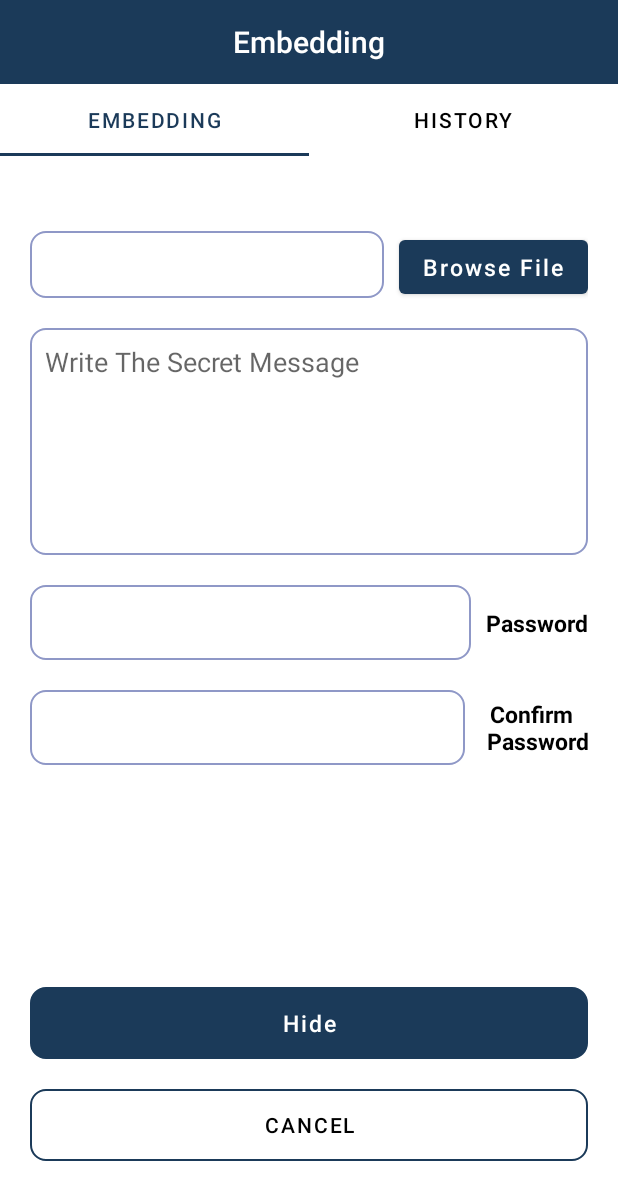
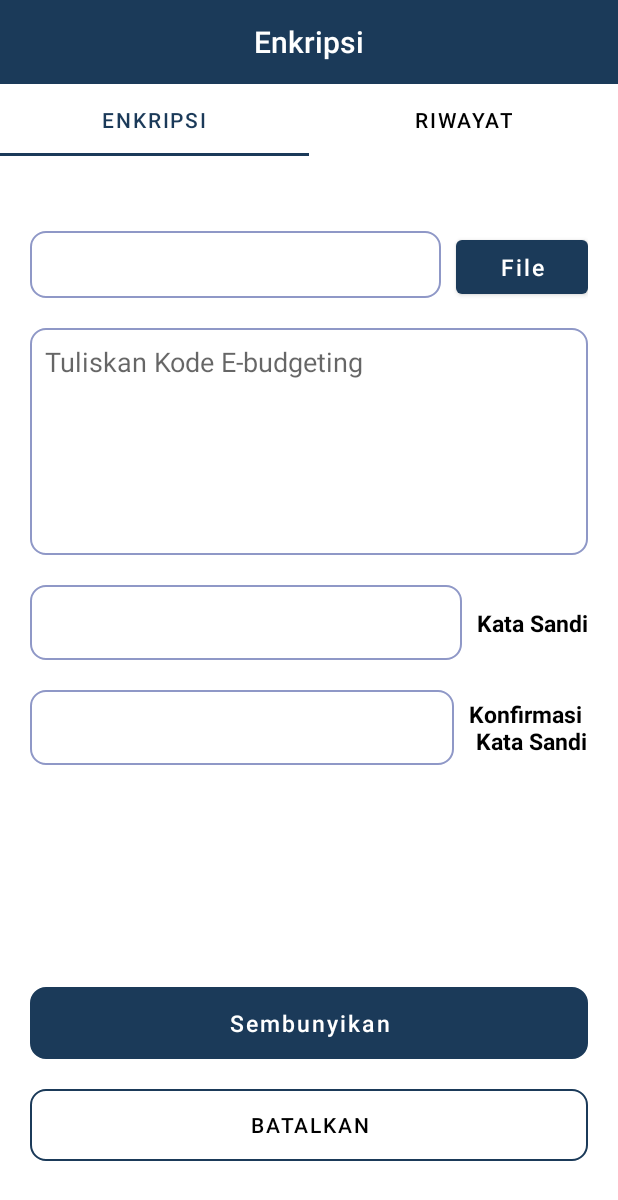
Before and after one commit to gentaprima/stegano-app, an Android app: the EmbeddingActivity screen opened directly, with no data from a screen before it, on a phone screen of 412 x 824 dp. Shown: the top 1200 px of the screen. Run offline under Robolectric (Android 15) with nearby library versions, the phone set to English and light mode, and no system bars.

Commit message:
indonesian language

```diff
--- a/app/src/main/java/com/example/steganoapp/ui/component/TabViewPageExtraction.java
+++ b/app/src/main/java/com/example/steganoapp/ui/component/TabViewPageExtraction.java
@@ -16,7 +16,7 @@ import com.example.steganoapp.ui.fragment.HistoryFrag;
 
 public class TabViewPageExtraction extends FragmentPagerAdapter {
     private Context context;
-    public  final static String title[] = {"Extraction","History"};
+    public  final static String title[] = {"Deskripsi","Riwayat"};
 
     public TabViewPageExtraction(@NonNull FragmentManager fm,Context context){
         super(fm);
@@ -37,7 +37,7 @@ public class TabViewPageExtraction extends FragmentPagerAdapter {
     @NonNull
     @Override
     public Fragment getItem(int position) {
-        Fragment fragment =null;
+        Fragment fragment;
         switch (position) {
             case 0:
                 fragment = Fragment.instantiate(context, ExtractionFrag.class.getName());
--- a/app/src/main/java/com/example/steganoapp/ui/component/TabViewPager.java
+++ b/app/src/main/java/com/example/steganoapp/ui/component/TabViewPager.java
@@ -17,7 +17,7 @@ import com.example.steganoapp.ui.fragment.HistoryFrag;
 public class TabViewPager extends FragmentPagerAdapter {
 
     private Context context;
-    public final static String title[]= {"Embedding","History"};
+    public final static String title[]= {"Enkripsi","Riwayat"};
 
     public TabViewPager(@NonNull FragmentManager fm,Context context) {
         super(fm);
--- a/app/src/main/java/com/example/steganoapp/ui/embedding/EmbeddingActivity.java
+++ b/app/src/main/java/com/example/steganoapp/ui/embedding/EmbeddingActivity.java
@@ -28,14 +28,14 @@ public class EmbeddingActivity extends AppCompatActivity {
         viewPager = findViewById(R.id.viewPager);
         tabLayout = findViewById(R.id.tabLayout);
         toolbarTitle = findViewById(R.id.toolbar_title);
-        tabLayout.addTab(tabLayout.newTab().setText("Embedding"));
-        tabLayout.addTab(tabLayout.newTab().setText("History"));
+        tabLayout.addTab(tabLayout.newTab().setText("Enkripsi"));
+        tabLayout.addTab(tabLayout.newTab().setText("Riwayat"));
         tabLayout.setTabGravity(TabLayout.GRAVITY_FILL);
 
         final TabViewPager tabViewPager = new TabViewPager(getSupportFragmentManager(),this);
         viewPager.setAdapter(tabViewPager);
         tabLayout.setupWithViewPager(viewPager);
-        toolbarTitle.setText(TabViewPager.title[0]);
+        toolbarTitle.setText("Enkripsi");
         tabLayout.addOnTabSelectedListener(new TabLayout.OnTabSelectedListener() {
             @Override
             public void onTabSelected(TabLayout.Tab tab) {
--- a/app/src/main/res/layout/activity_extraction.xml
+++ b/app/src/main/res/layout/activity_extraction.xml
@@ -53,7 +53,7 @@
                 android:layout_marginTop="20dp"
                 android:background="@drawable/border_input"
                 android:gravity="start"
-                android:hint="Your secret message"
+                android:hint="Kode E-budgeting"
                 android:inputType="textMultiLine"
                 android:lines="8"
                 android:maxLines="10"
@@ -91,7 +91,7 @@
                 android:padding="10dp"
                 android:inputType="textPassword"
                 android:imeOptions="actionNext"
-                android:hint="Input Password"
+                android:hint="Masukan kata sandi"
                 android:layout_marginTop="20dp"
                 app:layout_constraintEnd_toStartOf="@+id/btnRead"
                 app:layout_constraintStart_toStartOf="parent"
--- a/app/src/main/res/layout/activity_home.xml
+++ b/app/src/main/res/layout/activity_home.xml
@@ -101,7 +101,7 @@
                     <TextView
                         android:layout_width="wrap_content"
                         android:layout_height="wrap_content"
-                        android:text="Embedding"
+                        android:text="Enkripsi"
                         android:textColor="@color/colorWhite"
                         app:layout_constraintBottom_toBottomOf="@+id/imageView"
                         app:layout_constraintEnd_toEndOf="parent"
@@ -142,7 +142,7 @@
                     <TextView
                         android:layout_width="wrap_content"
                         android:layout_height="wrap_content"
-                        android:text="Extraction"
+                        android:text="Deskripsi"
                         android:textColor="@color/colorWhite"
                         android:textSize="26sp"
                         android:textStyle="bold"
@@ -182,7 +182,7 @@
                     <TextView
                         android:layout_width="wrap_content"
                         android:layout_height="wrap_content"
-                        android:text="Logout"
+                        android:text="Keluar"
                         android:textColor="@color/colorWhite"
                         android:textSize="26sp"
                         android:textStyle="bold"
--- a/app/src/main/res/values/strings.xml
+++ b/app/src/main/res/values/strings.xml
@@ -1,20 +1,20 @@
 <resources>
     <string name="app_name">SteganoApp</string>
-    <string name="welcome">Welcome</string>
+    <string name="welcome">Selamat Datang</string>
     <string name="silahkan_tunggu">Silahkan Tunggu ...</string>
     <string name="embed">embed</string>
     <string name="extrack">extrack</string>
     <string name="logout">logout</string>
     <!-- TODO: Remove or change this placeholder text -->
     <string name="hello_blank_fragment">Hello blank fragment</string>
-    <string name="browse_file">Browse File</string>
-    <string name="hint_secret_message">Write The Secret Message</string>
+    <string name="browse_file">File</string>
+    <string name="hint_secret_message">Tuliskan Kode E-budgeting</string>
     <string name="encryption">Encryption</string>
-    <string name="password">Password</string>
-    <string name="confirm_password">Confirm \n Password</string>
-    <string name="hide">Hide</string>
-    <string name="cancel">Cancel</string>
-    <string name="read_file">Read File</string>
+    <string name="password">Kata Sandi</string>
+    <string name="confirm_password">Konfirmasi \n Kata Sandi</string>
+    <string name="hide">Sembunyikan</string>
+    <string name="cancel">Batalkan</string>
+    <string name="read_file">Baca File</string>
     <string name="fullname">Fullname</string>
     <string name="download">Download</string>
     <string name="back">Back</string>
```
Also changed, not shown: app/src/main/res/layout/activity_main.xml (+4 -3 lines).
